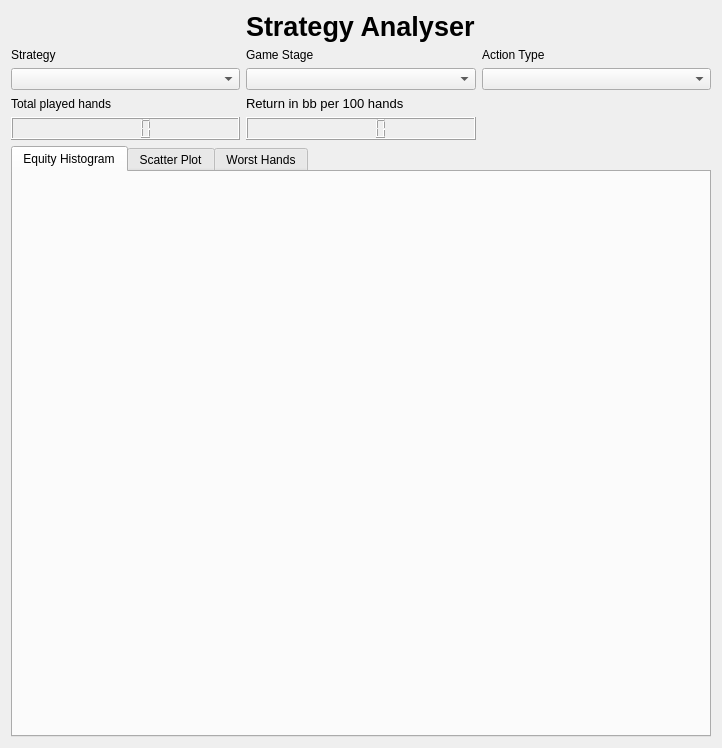
Old version of the form poker/gui/ui/analyser_form.ui in the repository dickreuter/Poker.
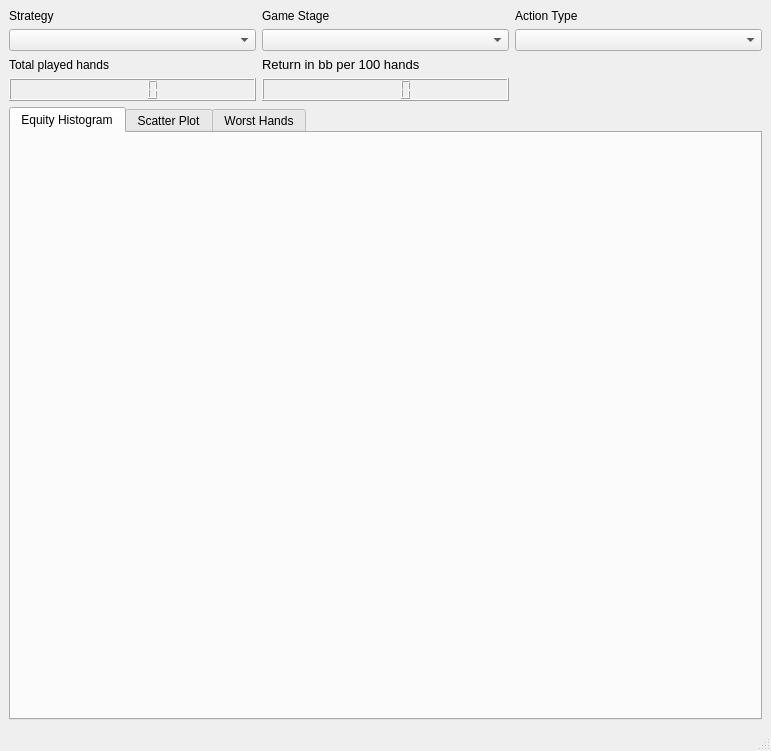
New version of the form.

Commit message: Fix strategy analyser after refactoring

```diff
--- a/poker/gui/ui/analyser_form.ui
+++ b/poker/gui/ui/analyser_form.ui
@@ -1,106 +1,75 @@
 <?xml version="1.0" encoding="UTF-8"?>
 <ui version="4.0">
- <class>Form</class>
- <widget class="QWidget" name="Form">
-  <property name="enabled">
-   <bool>true</bool>
-  </property>
+ <class>StrategyAnalyser</class>
+ <widget class="QMainWindow" name="StrategyAnalyser">
   <property name="geometry">
    <rect>
     <x>0</x>
     <y>0</y>
-    <width>722</width>
-    <height>748</height>
+    <width>771</width>
+    <height>751</height>
    </rect>
   </property>
-  <property name="minimumSize">
-   <size>
-    <width>722</width>
-    <height>748</height>
-   </size>
-  </property>
-  <property name="maximumSize">
-   <size>
-    <width>722</width>
-    <height>748</height>
-   </size>
-  </property>
   <property name="windowTitle">
    <string>Strategy Analyser</string>
   </property>
-  <layout class="QGridLayout" name="gridLayout">
-   <item row="0" column="1" colspan="2">
-    <widget class="QLabel" name="label_4">
-     <property name="font">
-      <font>
-       <pointsize>20</pointsize>
-       <weight>75</weight>
-       <bold>true</bold>
-      </font>
-     </property>
-     <property name="text">
-      <string>Strategy Analyser</string>
-     </property>
-    </widget>
-   </item>
-   <item row="1" column="0" colspan="3">
-    <layout class="QHBoxLayout" name="horizontalLayout_2">
+  <widget class="QWidget" name="centralwidget">
+   <layout class="QVBoxLayout" name="verticalLayout">
      <item>
-      <widget class="QLabel" name="label">
-       <property name="text">
-        <string>Strategy</string>
-       </property>
-      </widget>
-     </item>
-     <item>
-      <widget class="QLabel" name="label_2">
-       <property name="text">
-        <string>Game Stage</string>
-       </property>
-      </widget>
-     </item>
-     <item>
-      <widget class="QLabel" name="label_3">
-       <property name="text">
-        <string>Action Type</string>
-       </property>
-      </widget>
-     </item>
-    </layout>
-   </item>
-   <item row="2" column="0" colspan="3">
-    <layout class="QHBoxLayout" name="horizontalLayout">
-     <item>
+     <layout class="QGridLayout" name="gridLayout_4">
+      <item row="1" column="0">
       <widget class="QComboBox" name="combobox_strategy">
        <property name="toolTip">
         <string>&lt;html&gt;&lt;head/&gt;&lt;body&gt;&lt;p&gt;Choose the strategy you would like to analyse. '.*' means all strategies together.&lt;/p&gt;&lt;/body&gt;&lt;/html&gt;</string>
        </property>
       </widget>
      </item>
-     <item>
+      <item row="1" column="1">
       <widget class="QComboBox" name="combobox_gamestage">
        <property name="toolTip">
         <string>Choose the game stage you want to focus on.</string>
        </property>
       </widget>
      </item>
-     <item>
+      <item row="1" column="2">
       <widget class="QComboBox" name="combobox_actiontype">
        <property name="toolTip">
         <string>Choose what kind of decision you want to analyse in more detail.</string>
        </property>
       </widget>
      </item>
-    </layout>
-   </item>
-   <item row="3" column="0">
+      <item row="0" column="2">
+       <widget class="QLabel" name="label_3">
+        <property name="text">
+         <string>Action Type</string>
+        </property>
+       </widget>
+      </item>
+      <item row="0" column="0">
+       <widget class="QLabel" name="label">
+        <property name="text">
+         <string>Strategy</string>
+        </property>
+       </widget>
+      </item>
+      <item row="0" column="1">
+       <widget class="QLabel" name="label_2">
+        <property name="text">
+         <string>Game Stage</string>
+        </property>
+       </widget>
+      </item>
+      <item row="2" column="0">
     <widget class="QLabel" name="label_6">
      <property name="text">
       <string>Total played hands</string>
      </property>
     </widget>
    </item>
-   <item row="3" column="1" colspan="2">
+      <item row="3" column="0">
+       <widget class="QLCDNumber" name="lcdNumber_2"/>
+      </item>
+      <item row="2" column="1">
     <widget class="QLabel" name="label_5">
      <property name="font">
       <font>
@@ -112,13 +81,12 @@
      </property>
     </widget>
    </item>
-   <item row="4" column="0">
-    <widget class="QLCDNumber" name="lcdNumber_2"/>
-   </item>
-   <item row="4" column="1">
+      <item row="3" column="1">
     <widget class="QLCDNumber" name="lcdNumber"/>
    </item>
-   <item row="5" column="0" colspan="3">
+     </layout>
+    </item>
+    <item>
     <widget class="QTabWidget" name="tabWidget">
      <property name="currentIndex">
       <number>0</number>
@@ -127,51 +95,33 @@
       <attribute name="title">
        <string>Equity Histogram</string>
       </attribute>
-      <widget class="QWidget" name="verticalLayoutWidget">
-       <property name="geometry">
-        <rect>
-         <x>10</x>
-         <y>140</y>
-         <width>261</width>
-         <height>411</height>
-        </rect>
-       </property>
-       <layout class="QVBoxLayout" name="vLayout_bar">
+       <layout class="QVBoxLayout" name="verticalLayout_2">
         <item>
-         <widget class="QWidget" name="widget_2" native="true"/>
-        </item>
-       </layout>
-      </widget>
-      <widget class="QWidget" name="horizontalLayoutWidget_3">
-       <property name="geometry">
-        <rect>
-         <x>280</x>
-         <y>140</y>
-         <width>411</width>
-         <height>411</height>
-        </rect>
-       </property>
-       <layout class="QHBoxLayout" name="horizontalLayout_3">
-        <item>
-         <widget class="QWidget" name="widget_3" native="true"/>
-        </item>
-       </layout>
-      </widget>
-      <widget class="QWidget" name="verticalLayoutWidget_2">
-       <property name="geometry">
-        <rect>
-         <x>10</x>
-         <y>10</y>
-         <width>681</width>
-         <height>121</height>
-        </rect>
-       </property>
        <layout class="QVBoxLayout" name="vLayout_fundschange">
         <item>
          <widget class="QWidget" name="widget" native="true"/>
         </item>
        </layout>
-      </widget>
+        </item>
+        <item>
+         <layout class="QHBoxLayout" name="horizontalLayout_2">
+          <item>
+           <layout class="QHBoxLayout" name="horizontalLayout_3">
+            <item>
+             <widget class="QWidget" name="widget_3" native="true"/>
+            </item>
+           </layout>
+          </item>
+          <item>
+           <layout class="QVBoxLayout" name="vLayout_bar">
+            <item>
+             <widget class="QWidget" name="widget_2" native="true"/>
+            </item>
+           </layout>
+          </item>
+         </layout>
+        </item>
+       </layout>
      </widget>
      <widget class="QWidget" name="tab_2">
       <attribute name="title">
@@ -202,6 +152,18 @@
     </widget>
    </item>
   </layout>
+  </widget>
+  <widget class="QMenuBar" name="menubar">
+   <property name="geometry">
+    <rect>
+     <x>0</x>
+     <y>0</y>
+     <width>771</width>
+     <height>21</height>
+    </rect>
+   </property>
+  </widget>
+  <widget class="QStatusBar" name="statusbar"/>
  </widget>
  <resources/>
  <connections/>
```
Lines whose indentation alone changed are shown as unchanged. The commit also changes 1 other file.
